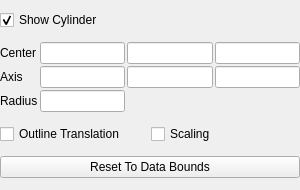
Before: the Qt Designer form Qt/ApplicationComponents/Resources/UI/pqCylinderPropertyWidget.ui in Kitware/ParaView, drawn with Qt 5.
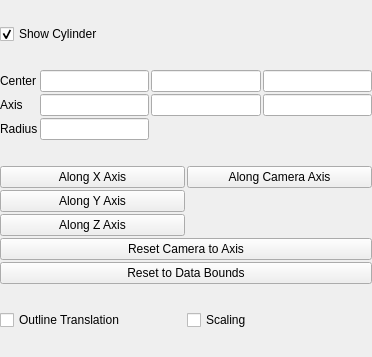
After: the same form once the commit is applied. Custom widgets are drawn as their Qt base class.

Commit message:
Add extra functionality to cylinder widget panel
Make its options similar to the plane widget panel. Folowing extra options have
been added:
* Axis along X
* Axis along Y
* Axis along Z
* Axis along Camera
* Reset camer to Axis

Makes the Scaling and Outline Translation advanced options.

Diff of the .ui file:
```diff
--- a/Qt/ApplicationComponents/Resources/UI/pqCylinderPropertyWidget.ui
+++ b/Qt/ApplicationComponents/Resources/UI/pqCylinderPropertyWidget.ui
@@ -6,8 +6,8 @@
    <rect>
     <x>0</x>
     <y>0</y>
-    <width>300</width>
-    <height>190</height>
+    <width>372</width>
+    <height>357</height>
    </rect>
   </property>
   <property name="windowTitle">
@@ -20,6 +20,43 @@
    <property name="spacing">
     <number>2</number>
    </property>
+   <item row="0" column="0" colspan="2">
+    <widget class="QCheckBox" name="show3DWidget">
+     <property name="text">
+      <string>Show Cylinder</string>
+     </property>
+     <property name="checked">
+      <bool>true</bool>
+     </property>
+    </widget>
+   </item>
+   <item row="7" column="0" colspan="2">
+    <layout class="QGridLayout" name="gridLayout1">
+     <property name="spacing">
+      <number>2</number>
+     </property>
+     <item row="0" column="0">
+      <widget class="QCheckBox" name="outlineTranslation">
+       <property name="toolTip">
+        <string>Enable/disable the ability to translate the bounding box by moving it with the mouse</string>
+       </property>
+       <property name="text">
+        <string>Outline Translation</string>
+       </property>
+      </widget>
+     </item>
+     <item row="0" column="1">
+      <widget class="QCheckBox" name="scaling">
+       <property name="toolTip">
+        <string>Enable/disable the ability to scale the widget with the mouse.</string>
+       </property>
+       <property name="text">
+        <string>Scaling</string>
+       </property>
+      </widget>
+     </item>
+    </layout>
+   </item>
    <item row="5" column="0" colspan="2">
     <layout class="QGridLayout" name="gridLayout2">
      <property name="spacing">
@@ -73,50 +110,52 @@
      </item>
     </layout>
    </item>
-   <item row="0" column="0" colspan="2">
-    <widget class="QCheckBox" name="show3DWidget">
-     <property name="text">
-      <string>Show Cylinder</string>
-     </property>
-     <property name="checked">
-      <bool>true</bool>
-     </property>
-    </widget>
-   </item>
    <item row="6" column="0" colspan="2">
-    <layout class="QGridLayout" name="gridLayout1">
-     <property name="spacing">
-      <number>2</number>
-     </property>
+    <layout class="QGridLayout" name="gridLayout3">
      <item row="0" column="0">
-      <widget class="QCheckBox" name="outlineTranslation">
-       <property name="toolTip">
-        <string>Enable/disable the ability to translate the bounding box by moving it with the mouse</string>
+      <widget class="QPushButton" name="useXAxis">
+       <property name="text">
+        <string>Along X Axis</string>
        </property>
+      </widget>
+     </item>
+     <item row="1" column="0">
+      <widget class="QPushButton" name="useYAxis">
        <property name="text">
-        <string>Outline Translation</string>
+        <string>Along Y Axis</string>
+       </property>
+      </widget>
+     </item>
+     <item row="2" column="0">
+      <widget class="QPushButton" name="useZAxis">
+       <property name="text">
+        <string>Along Z Axis</string>
        </property>
       </widget>
      </item>
      <item row="0" column="1">
-      <widget class="QCheckBox" name="scaling">
-       <property name="toolTip">
-        <string>Enable/disable the ability to scale the widget with the mouse.</string>
+      <widget class="QPushButton" name="useCameraAxis">
+       <property name="text">
+        <string>Along Camera Axis</string>
        </property>
+      </widget>
+     </item>
+     <item row="3" column="0" colspan="2">
+      <widget class="QPushButton" name="resetCameraToAxis">
        <property name="text">
-        <string>Scaling</string>
+        <string>Reset Camera to Axis</string>
+       </property>
+      </widget>
+     </item>
+     <item row="4" column="0" colspan="2">
+      <widget class="QPushButton" name="resetBounds">
+       <property name="text">
+        <string>Reset to Data Bounds</string>
        </property>
       </widget>
      </item>
     </layout>
    </item>
-   <item row="7" column="0" colspan="2">
-    <widget class="QPushButton" name="resetBounds">
-     <property name="text">
-      <string>Reset To Data Bounds</string>
-     </property>
-    </widget>
-   </item>
   </layout>
  </widget>
  <customwidgets>
```
Left out of the diff: 1 changed line with no effect on the pictures. The commit also changes 2 other files.
